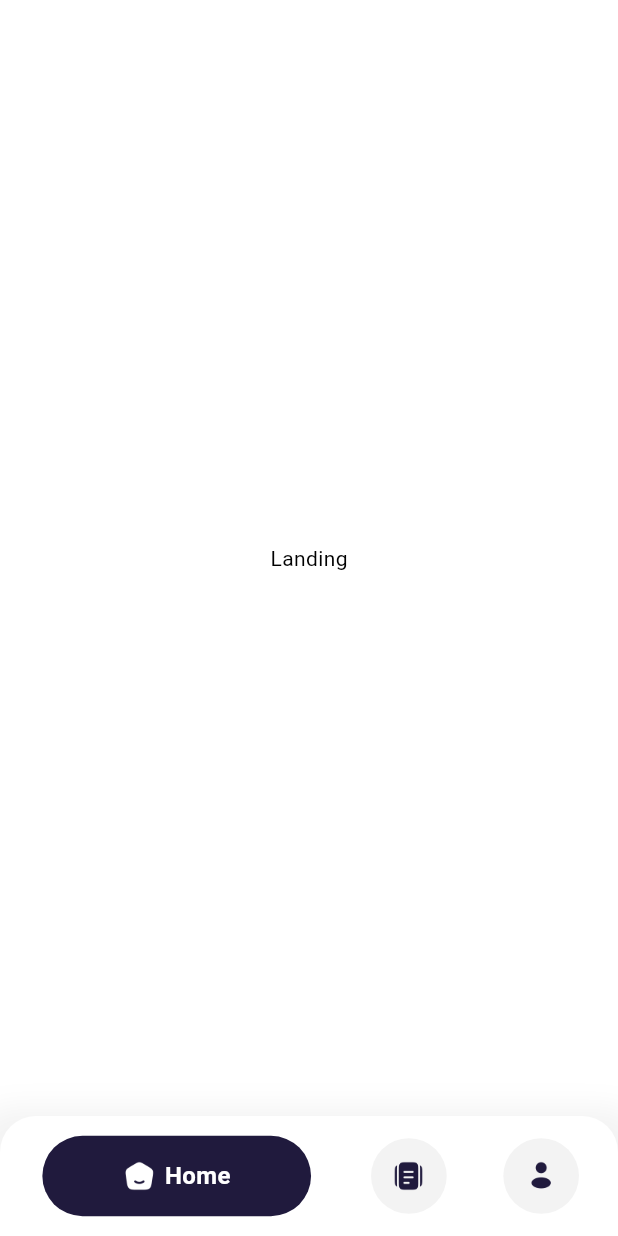
After one commit to Gshot-Moses/Garage, a Flutter app: the BottomNavigationScreen screen opened directly, on a phone screen of 412 x 824 dp. The commit adds this screen. Run offline on Flutter 3.47's test engine with Material 3 defaults, Android fonts, the phone set to English and light mode, and no system bars; our stand-ins replace chopper, email_validator, get; missing offline and left inert: cupertino_will_pop_scope; generated files the repository leaves out were written again.

Commit message:
Set home screen

```diff
--- a/lib/config/app_icons.dart
+++ b/lib/config/app_icons.dart
@@ -1,4 +1,10 @@
 
 class AppIcons {
   static const arrowIcon = "asset/icons/arrow.png";
+  static const bookingIcon = "asset/icons/booking_icon.png";
+  static const bookingFillIcon = "asset/icons/fill_booking_icon.png";
+  static const homeFillIcon = "asset/icons/fill_home.png";
+  static const homeIcon = "asset/icons/home_icon.png";
+  static const profileIcon = "asset/icons/profile_icon.png";
+  static const profileFillIcon = "asset/icons/fill_profile_icon.png";
 }
--- a/lib/config/app_size.dart
+++ b/lib/config/app_size.dart
@@ -3,6 +3,7 @@ import 'package:get/get.dart';
 class AppSize {
   static const double width20 = 20;
 
+  static const double height5 = 5;
   static const double height6 = 6;
   static const double height10 = 10;
   static const double height12 = 12;
@@ -11,10 +12,12 @@ class AppSize {
   static const double height16 = 16;
   static const double height17 = 17;
   static const double height20 = 20;
+  static const double height22 = 22;
   static const double height24 = 24;
   static const double height52 = 52;
 
   static double width = Get.width;
   static const double width1 = 1;
+  static const double width6 = 6;
   static const double width22 = 22;
 }
--- a/lib/config/app_string.dart
+++ b/lib/config/app_string.dart
@@ -1,7 +1,10 @@
 
 class AppString {
   static const String alreadyHaveAnAccount = 'Already have an account? ';
+  static const String appointments = "Appointments";
   static const String confirmPassword = 'Confirm Password';
+  static const String home = 'Home';
+  static const String profile = 'Profile';
   static const String nameHintText = 'Name';
   static const String notMatch = 'Passwords do not match';
   static const String signIn = 'Sign in';
--- /dev/null
+++ b/lib/features/home/bottom_navigation_controller.dart
@@ -0,0 +1,14 @@
+import 'package:flutter/material.dart';
+import 'package:garage/features/home/company_listing/company_listing_screen.dart';
+import 'package:garage/features/home/landing/home_screen.dart';
+import 'package:garage/features/home/user_profile/profile_screen.dart';
+import 'package:get/get.dart';
+
+class BottomNavigationController extends GetxController {
+
+  RxList<Widget> pageList = [
+    const HomeScreen(),
+    const CompanyListingScreen(),
+    const ProfileScreen()
+  ].obs;
+}
--- /dev/null
+++ b/lib/features/home/bottom_navigation_screen.dart
@@ -0,0 +1,202 @@
+import 'package:flutter/material.dart';
+import 'package:get/get.dart';
+import 'package:garage/config/app_icons.dart';
+import 'package:garage/config/app_color.dart';
+import 'package:garage/config/app_size.dart';
+import 'package:garage/config/app_string.dart';
+
+import 'bottom_navigation_controller.dart';
+
+class BottomNavigationScreen extends StatefulWidget {
+
+  const BottomNavigationScreen({super.key});
+
+  @override
+  State<BottomNavigationScreen> createState() => _BottomNavigationScreenState();
+}
+
+class _BottomNavigationScreenState extends State<BottomNavigationScreen> {
+
+  BottomNavigationController homeController = Get.put(BottomNavigationController());
+  PageController pageController = PageController();
+  int currentIndex = 0;
+
+  @override
+  void initState() {
+    super.initState();
+
+    // currentIndex = widget.initialIndex;
+    pageController = PageController(initialPage: currentIndex);
+  }
+
+  @override
+  Widget build(BuildContext context) {
+    return Scaffold(
+      backgroundColor: Theme.of(context).appBarTheme.backgroundColor,
+      body: PageView(
+          controller: pageController,
+          onPageChanged: (index) {
+            setState(() {
+              currentIndex = index;
+            });
+          },
+          children: homeController.pageList,
+      ),
+      bottomNavigationBar: buildCustomBottomNavigationBar(),
+    );
+  }
+
+  Widget buildCustomBottomNavigationBar() {
+    return Container(
+      padding: const EdgeInsets.only(
+          top: AppSize.height5, bottom: AppSize.height5, left: 20, right: 20),
+      height: 80,
+      decoration: BoxDecoration(
+          boxShadow: [
+            BoxShadow(
+              color: Theme.of(context).colorScheme.shadow,
+              spreadRadius: 16,
+              blurRadius: 16,
+              offset: const Offset(0, 10),
+            ),
+          ],
+          color: Theme.of(context).appBarTheme.backgroundColor,
+          borderRadius: const BorderRadius.only(
+            topRight: Radius.circular(AppSize.height24),
+            topLeft: Radius.circular(AppSize.height24),
+          )),
+      child: Row(
+        mainAxisAlignment: MainAxisAlignment.spaceBetween,
+        children: [
+          buildNavItem(
+            currentIndex == 0,
+            AppIcons.homeFillIcon,
+            AppIcons.homeIcon,
+            AppString.home,
+            onTap: () {
+              navigateToPage(0);
+            },
+          ),
+          buildNavItem(
+            currentIndex == 1,
+            AppIcons.bookingFillIcon,
+            AppIcons.bookingIcon,
+            AppString.appointments,
+            onTap: () {
+              navigateToPage(1);
+            },
+          ),
+          // buildNavItem(
+          //   currentIndex == 2,
+          //   AppIcons.cartFillIcon,
+          //   AppIcons.cartIcon,
+          //   AppString.myCart,
+          //   onTap: () {
+          //     navigateToPage(2);
+          //   },
+          // ),
+          buildNavItem(
+            currentIndex == 3,
+            AppIcons.profileFillIcon,
+            AppIcons.profileIcon,
+            AppString.profile,
+            onTap: () {
+              navigateToPage(3);
+            },
+          ),
+        ],
+      ),
+    );
+  }
+
+  Widget buildNavItem(
+      bool isSelected,
+      String selectedIcon,
+      String unselectedIcon,
+      String label, {
+        required VoidCallback onTap,
+      }) {
+    return GestureDetector(
+        onTap: onTap,
+        child: Obx(
+              () => Padding(
+            padding: EdgeInsets.only(
+                left: isSelected
+                    ? Get.width / 50
+                    : 0,
+                right: isSelected
+                    ? Get.width / 50
+                    : 0),
+            child: Container(
+              height: isSelected ? Get.width / 7.7 : Get.width / 6,
+              width: isSelected ? Get.width / 2.3 : Get.width / 7.3,
+              decoration: isSelected
+                  ? BoxDecoration(
+                color: isSelected
+                    ? Theme.of(context).appBarTheme.titleTextStyle?.color
+                    : AppColor.loginBgImageColor,
+                borderRadius: BorderRadius.circular(40),
+              )
+                  : null,
+              child: Row(
+                mainAxisAlignment: MainAxisAlignment.center,
+                children: [
+                  Flexible(
+                    child: isSelected
+                        ? Image.asset(
+                      isSelected ? selectedIcon : unselectedIcon,
+                      color: isSelected
+                          ? Theme.of(context)
+                          .colorScheme
+                          .tertiaryContainer
+                          : AppColor.secondaryColor,
+                      height: AppSize.height22,
+                      width: AppSize.width22,
+                    )
+                        : Container(
+                      decoration: BoxDecoration(
+                        shape: BoxShape.circle,
+                        color: Theme.of(context)
+                            .colorScheme
+                            .secondaryContainer,
+                      ),
+                      child: Center(
+                        child: Image.asset(
+                          isSelected ? selectedIcon : unselectedIcon,
+                          width: AppSize.height22,
+                          height: AppSize.width22,
+                          color: Theme.of(context)
+                              .appBarTheme
+                              .titleTextStyle
+                              ?.color,
+                        ),
+                      ),
+                    ),
+                  ),
+                  const SizedBox(width: AppSize.width6),
+                  if (isSelected)
+                    Text(
+                      label,
+                      style: TextStyle(
+                        //fontFamily: FontFamily.mulishSemiBold,
+                        fontStyle: FontStyle.normal,
+                        fontSize: AppSize.height16,
+                        fontWeight: FontWeight.w600,
+                        color: Theme.of(context).colorScheme.tertiaryContainer,
+                      ),
+                    ),
+                ],
+              ),
+            ),
+          ),
+        ));
+  }
+
+  void navigateToPage(int pageIndex) {
+    pageController.animateToPage(
+      pageIndex,
+      duration: const Duration(milliseconds: 300),
+      curve: Curves.easeInOut,
+    );
+  }
+}
--- /dev/null
+++ b/lib/features/home/company_listing/company_listing_screen.dart
@@ -0,0 +1,10 @@
+import 'package:flutter/material.dart';
+
+class CompanyListingScreen extends StatelessWidget {
+  const CompanyListingScreen({super.key});
+
+  @override
+  Widget build(BuildContext context) {
+    return const Center(child: Text("Company listing"));
+  }
+}
--- /dev/null
+++ b/lib/features/home/landing/home_screen.dart
@@ -0,0 +1,10 @@
+import 'package:flutter/material.dart';
+
+class HomeScreen extends StatelessWidget {
+  const HomeScreen({super.key});
+
+  @override
+  Widget build(BuildContext context) {
+    return const Center(child: Text("Landing"));
+  }
+}
--- /dev/null
+++ b/lib/features/home/user_profile/profile_screen.dart
@@ -0,0 +1,10 @@
+import 'package:flutter/material.dart';
+
+class ProfileScreen extends StatelessWidget {
+  const ProfileScreen({super.key});
+
+  @override
+  Widget build(BuildContext context) {
+    return const Center(child: Text("User profile"));
+  }
+}
--- a/lib/features/signin/ui/sign_in_screen.dart
+++ b/lib/features/signin/ui/sign_in_screen.dart
@@ -1,4 +1,5 @@
 import 'package:flutter/material.dart';
+import 'package:garage/features/home/bottom_navigation_screen.dart';
 import 'package:get/get.dart';
 import 'package:email_validator/email_validator.dart';
 import 'package:garage/features/signin/ui/sign_in_controller.dart';
@@ -222,6 +223,7 @@ class SignInScreen extends StatelessWidget {
                 signInController.emailController.clear();
                 signInController.passwordController.clear();
               });
+              Get.off(const BottomNavigationScreen());
             }
           },
           text: AppString.signIn,
```
Also changed, not shown: asset/icons/booking_icon.png (added), asset/icons/fill_booking_icon.png (added), asset/icons/fill_home.png (added), asset/icons/fill_profile_icon.png (added), asset/icons/home_icon.png (added), asset/icons/profile_icon.png (added).
